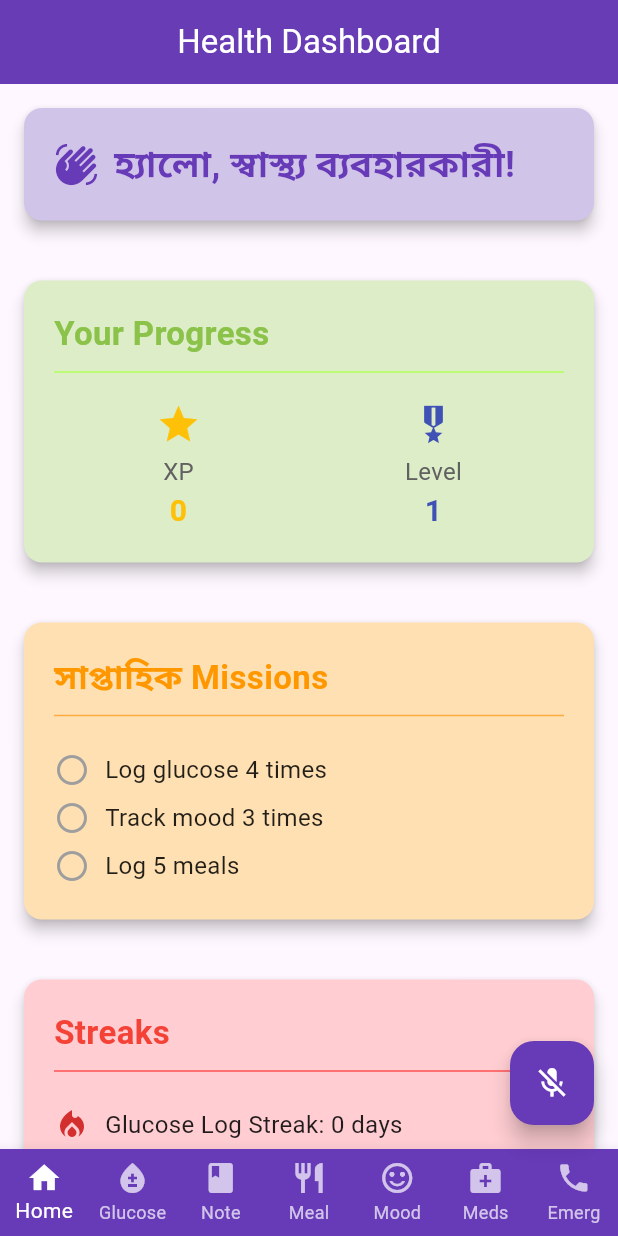
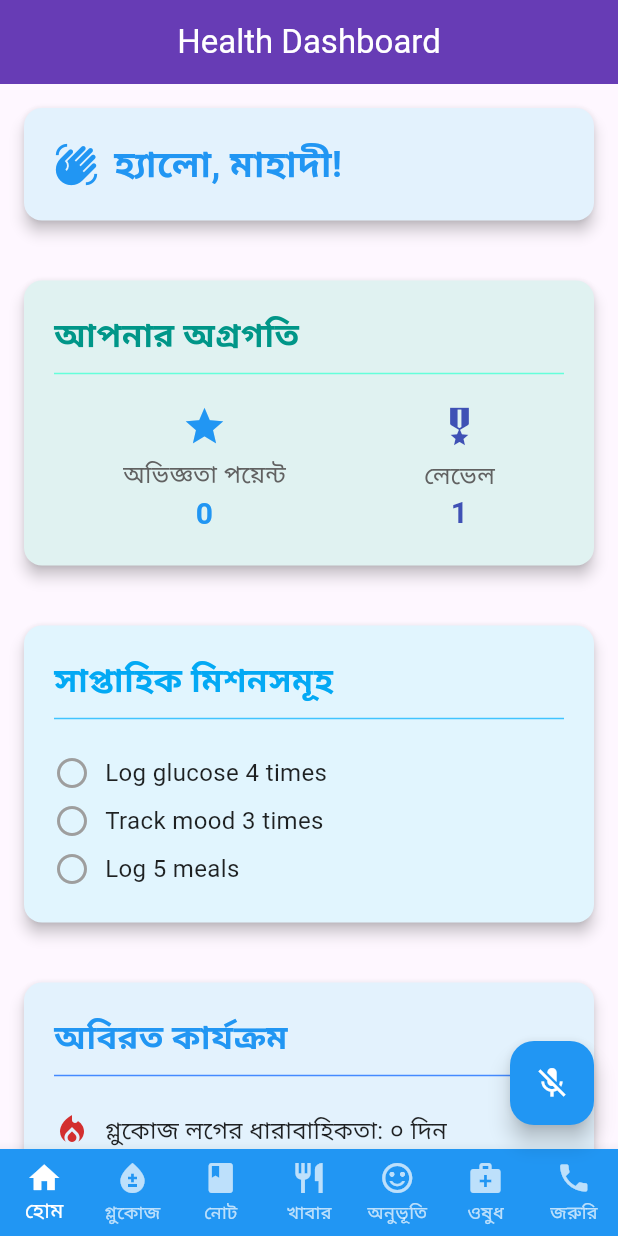
Before and after one commit to MahadiAhmed0/SugarVoice, a Flutter app: the screen it shows after launch, after a tap on "বাংলা", on a phone screen of 412 x 824 dp. Run offline on Flutter 3.47's test engine with Material 3 defaults, Android fonts, the phone set to English and light mode, and no system bars; our stand-ins replace firebase_auth, firebase_core, flutter_gemini, flutter_tts, shared_preferences, speech_to_text; missing offline and left inert: flutter_phone_direct_caller; accounts and stored records are empty.

Commit message:
updated color for bangla homePage

```diff
--- a/application_for_diabetic_patients/lib/BanglaUI/updated_Homepage_bangla.dart
+++ b/application_for_diabetic_patients/lib/BanglaUI/updated_Homepage_bangla.dart
@@ -305,25 +305,26 @@ class BanglaHomePageApp extends StatelessWidget {
       title: 'Health Dashboard',
       debugShowCheckedModeBanner: false, // Removes the debug banner
       theme: ThemeData(
-        primarySwatch: Colors.deepPurple, // Main theme color
+        primarySwatch: Colors.blue, // Changed to blue from deepPurple
         visualDensity: VisualDensity.adaptivePlatformDensity,
         appBarTheme: const AppBarTheme(
-          backgroundColor: Colors.deepPurple,
+          backgroundColor: Color(0xFF1976D2), // Darker blue
           foregroundColor: Colors.white,
           elevation: 4,
         ),
         cardTheme: CardThemeData(
-          // Using CardThemeData for theme definition
           elevation: 3,
           shape: RoundedRectangleBorder(
             borderRadius: BorderRadius.circular(12.0),
           ),
+          color: Colors.blue.shade50, // Set the card color to a light blue
         ),
       ),
       home: const HomePage(),
     );
   }
 }
+
 
 /// The HomePage screen displaying recent health records.
 class HomePage extends StatefulWidget {
@@ -337,7 +338,7 @@ class _HomePageState extends State<HomePage> {
   String _geminiResponse = "";
   Timer? _speechClearTimer;
   // Hardcoded username as requested
-  final String _username = "স্বাস্থ্য ব্যবহারকারী";
+  final String _username = "মাহাদী";
   final SpeechService _speechService = SpeechService();
   String _wordsSpoken = "";
   double _confidenceLevel = 0;
@@ -925,23 +926,23 @@ class _HomePageState extends State<HomePage> {
       child: Column(
         crossAxisAlignment: CrossAxisAlignment.start,
         children: <Widget>[
-          // Hello Username Section
+          // Hello Username Section - updated to blue
           Card(
             elevation: 4,
             margin: const EdgeInsets.only(bottom: 20),
-            color: Colors.deepPurple.shade100, // Light purple background for the greeting
+            color: Colors.blue.shade50, // Light blue background
             child: Padding(
               padding: const EdgeInsets.all(20.0),
               child: Row(
                 children: [
-                  const Icon(Icons.waving_hand, size: 30, color: Colors.deepPurple),
+                  const Icon(Icons.waving_hand, size: 30, color: Colors.blue),
                   const SizedBox(width: 10),
                   Text(
                     'হ্যালো, $_username!',
                     style: const TextStyle(
                       fontSize: 24,
                       fontWeight: FontWeight.bold,
-                      color: Colors.deepPurple,
+                      color: Colors.blue,
                     ),
                   ),
                 ],
@@ -971,14 +972,14 @@ class _HomePageState extends State<HomePage> {
           _recentMoodEntries.isEmpty
               ? _buildNoRecordsMessage('No mood entries in the last 3 days.')
               : ListView.builder(
-                  shrinkWrap: true, // Makes ListView only take up needed space
-                  physics: const NeverScrollableScrollPhysics(), // Disables ListView's own scrolling
+                  shrinkWrap: true,
+                  physics: const NeverScrollableScrollPhysics(),
                   itemCount: _recentMoodEntries.length,
                   itemBuilder: (context, index) {
                     final entry = _recentMoodEntries[index];
                     return Card(
                       margin: const EdgeInsets.symmetric(vertical: 8, horizontal: 4),
-                      color: Colors.blue.shade50, // Light blue for mood cards
+                      color: Colors.lightBlue.shade50,
                       child: Padding(
                         padding: const EdgeInsets.all(16.0),
                         child: Column(
@@ -987,7 +988,7 @@ class _HomePageState extends State<HomePage> {
                             Text(
                               'Mood: ${entry.mood}',
                               style: const TextStyle(
-                                  fontSize: 18, fontWeight: FontWeight.bold, color: Colors.blue),
+                                  fontSize: 18, fontWeight: FontWeight.bold, color: Colors.lightBlue),
                             ),
                             const SizedBox(height: 4),
                             Text(
@@ -1170,36 +1171,36 @@ class _HomePageState extends State<HomePage> {
 
   // New Widget: Gamification Summary
   Widget _buildGamificationSummary() {
-    return Card(
+    return  Card(
             elevation: 4,
             margin: const EdgeInsets.only(bottom: 20),
-      color: Colors.lightGreen.shade100,
+            color: Colors.teal.shade50, // Teal background
             child: Padding(
               padding: const EdgeInsets.all(20.0),
               child: Column(
                 crossAxisAlignment: CrossAxisAlignment.start,
                 children: [
                   const Text(
-              'Your Progress',
+                    'আপনার অগ্রগতি',
                     style: TextStyle(
                       fontSize: 22,
                       fontWeight: FontWeight.bold,
-                color: Colors.lightGreen,
-              ),
-            ),
-            const Divider(height: 20, thickness: 1, color: Colors.lightGreenAccent),
+                      color: Colors.teal,
+                    ),
+                  ),
+                  const Divider(height: 20, thickness: 1, color: Colors.tealAccent),
                   const SizedBox(height: 10),
                   Row(
                     mainAxisAlignment: MainAxisAlignment.spaceAround,
                     children: [
                       _buildProgressItem(
-                  'XP',
+                        'অভিজ্ঞতা পয়েন্ট',
                         _currentXP.toString(),
                         Icons.star,
-                  Colors.amber,
+                        Colors.blue, // Changed to blue
                       ),
                       _buildProgressItem(
-                  'Level',
+                        'লেভেল',
                         _currentLevel.toString(),
                         Icons.military_tech,
                         Colors.indigo,
@@ -1210,6 +1211,7 @@ class _HomePageState extends State<HomePage> {
               ),
             ),
           );
+
   }
 
   // Helper for progress items
@@ -1240,24 +1242,24 @@ class _HomePageState extends State<HomePage> {
     return Card(
             elevation: 4,
             margin: const EdgeInsets.only(bottom: 20),
-      color: Colors.orange.shade100,
+            color: Colors.lightBlue.shade50,
             child: Padding(
               padding: const EdgeInsets.all(20.0),
               child: Column(
                 crossAxisAlignment: CrossAxisAlignment.start,
                 children: [
                   const Text(
-              'সাপ্তাহিক Missions',
+                    'সাপ্তাহিক মিশনসমূহ',
                     style: TextStyle(
                       fontSize: 22,
                       fontWeight: FontWeight.bold,
-                color: Colors.orange,
-              ),
-            ),
-            const Divider(height: 20, thickness: 1, color: Colors.orangeAccent),
+                      color: Colors.lightBlue,
+                    ),
+                  ),
+                  const Divider(height: 20, thickness: 1, color: Colors.lightBlueAccent),
                   const SizedBox(height: 10),
                   if (_weeklyMissions.isEmpty)
-              _buildNoRecordsMessage('No weekly missions available.'),
+                    _buildNoRecordsMessage('কোনো সাপ্তাহিক মিশন উপলব্ধ নেই।'),
                   ListView.builder(
                     shrinkWrap: true,
                     physics: const NeverScrollableScrollPhysics(),
@@ -1300,25 +1302,25 @@ class _HomePageState extends State<HomePage> {
     return Card(
             elevation: 4,
             margin: const EdgeInsets.only(bottom: 20),
-      color: Colors.red.shade100,
+            color: Colors.blue.shade50,
             child: Padding(
               padding: const EdgeInsets.all(20.0),
               child: Column(
                 crossAxisAlignment: CrossAxisAlignment.start,
                 children: [
                   const Text(
-              'Streaks',
+                    'অবিরত কার্যক্রম',
                     style: TextStyle(
                       fontSize: 22,
                       fontWeight: FontWeight.bold,
-                color: Colors.red,
-              ),
-            ),
-            const Divider(height: 20, thickness: 1, color: Colors.redAccent),
+                      color: Colors.blue,
+                    ),
+                  ),
+                  const Divider(height: 20, thickness: 1, color: Colors.blueAccent),
                   const SizedBox(height: 10),
-            _buildStreakItem('Glucose Log Streak', _glucoseStreak),
-            _buildStreakItem('Mood Track Streak', _moodStreak),
-            _buildStreakItem('Meal Log Streak', _mealStreak),
+                  _buildStreakItem('গ্লুকোজ লগের ধারাবাহিকতা', _glucoseStreak),
+                  _buildStreakItem('মনের অবস্থার ট্র্যাকিং ধারাবাহিকতা', _moodStreak),
+                  _buildStreakItem('খাবার লগের ধারাবাহিকতা', _mealStreak),
                 ],
               ),
             ),
@@ -1327,6 +1329,15 @@ class _HomePageState extends State<HomePage> {
 
   // Helper for streak items
  Widget _buildStreakItem(String label, int streak) {
+  String _convertToBanglaDigits(int number) {
+    const banglaDigits = ['০', '১', '২', '৩', '৪', '৫', '৬', '৭', '৮', '৯'];
+    return number
+        .toString()
+        .split('')
+        .map((e) => banglaDigits[int.parse(e)])
+        .join();
+  }
+
   return Padding(
     padding: const EdgeInsets.symmetric(vertical: 4.0),
     child: Row(
@@ -1334,27 +1345,28 @@ class _HomePageState extends State<HomePage> {
         Icon(Icons.local_fire_department, color: Colors.red.shade700),
         const SizedBox(width: 10),
         Text(
-            '$label: $streak days',
+          '$label: ${_convertToBanglaDigits(streak)} দিন',
           style: const TextStyle(fontSize: 16, color: Colors.black87),
         ),
       ],
     ),
   );
 }
+
 
   // New Widget: Achievements
   Widget _buildAchievements() {
     return Card(
             elevation: 4,
             margin: const EdgeInsets.only(bottom: 20),
-      color: Colors.cyan.shade100,
+            color: Colors.cyan.shade50,
             child: Padding(
               padding: const EdgeInsets.all(20.0),
               child: Column(
                 crossAxisAlignment: CrossAxisAlignment.start,
                 children: [
                   const Text(
-              'Achievements',
+                    'অর্জনসমূহ',
                     style: TextStyle(
                       fontSize: 22,
                       fontWeight: FontWeight.bold,
@@ -1364,7 +1376,7 @@ class _HomePageState extends State<HomePage> {
                   const Divider(height: 20, thickness: 1, color: Colors.cyanAccent),
                   const SizedBox(height: 10),
                   if (_unlockedAchievements.isEmpty)
-              _buildNoRecordsMessage('No achievements unlocked yet.'),
+                    _buildNoRecordsMessage('এখনো কোনো অর্জন আনলক করা হয়নি।'),
                   ListView.builder(
                     shrinkWrap: true,
                     physics: const NeverScrollableScrollPhysics(),
@@ -1489,8 +1501,8 @@ class _HomePageState extends State<HomePage> {
         ],
       ),
       bottomNavigationBar: BottomNavigationBar(
-        type: BottomNavigationBarType.fixed, // Ensure all items are visible
-        backgroundColor: Colors.deepPurple,
+            type: BottomNavigationBarType.fixed,
+            backgroundColor: Colors.blue, // Changed to blue
             selectedItemColor: Colors.white,
             unselectedItemColor: Colors.white70,
             currentIndex: _selectedIndex,
@@ -1498,35 +1510,33 @@ class _HomePageState extends State<HomePage> {
             items: const <BottomNavigationBarItem>[
               BottomNavigationBarItem(
                 icon: Icon(Icons.home),
-            label: 'Home',
+                label: 'হোম',
               ),
               BottomNavigationBarItem(
                 icon: Icon(Icons.bloodtype),
-            label: 'Glucose',
+                label: 'গ্লুকোজ',
               ),
               BottomNavigationBarItem(
                 icon: Icon(Icons.book),
-            label: 'Note',
+                label: 'নোট',
               ),
               BottomNavigationBarItem(
                 icon: Icon(Icons.restaurant),
-            label: 'Meal',
+                label: 'খাবার',
               ),
               BottomNavigationBarItem(
                 icon: Icon(Icons.sentiment_satisfied_alt),
-            label: 'Mood',
+                label: 'অনুভূতি',
               ),
               BottomNavigationBarItem(
-            // Added Medicine Tracker icon
                 icon: Icon(Icons.medical_services),
-            label: 'Meds',
+                label: 'ওষুধ',
               ),
               BottomNavigationBarItem(
                 icon: Icon(Icons.phone),
-            label: 'Emerg',
+                label: 'জরুরি',
               )
             ],
-
           ),
           floatingActionButton: FloatingActionButton(
             onPressed: _speechService.speechToText.isListening ? _stopListening : _startListening,
@@ -1538,10 +1548,12 @@ class _HomePageState extends State<HomePage> {
             backgroundColor: _isListeningForMedico
                 ? Colors.green
                 : (_speechService.speechToText.isListening
-                ? Colors.deepPurple
-                : Colors.deepPurple),
-      ),
-    );
+                    ? Colors.blue // Changed to blue
+                    : Colors.blue), // Changed to blue
+          ),
+
+      );
+
   }
 
   // Helper widget to build consistent section titles
@@ -1554,10 +1566,10 @@ class _HomePageState extends State<HomePage> {
           style: const TextStyle(
             fontSize: 22,
             fontWeight: FontWeight.bold,
-            color: Colors.deepPurple,
-          ),
-        ),
-        const Divider(height: 20, thickness: 1, color: Colors.deepPurpleAccent),
+            color: Colors.blue, // Changed to blue
+          ),
+        ),
+        const Divider(height: 20, thickness: 1, color: Colors.blueAccent), // Changed to blue
         const SizedBox(height: 10),
       ],
     );
--- a/application_for_diabetic_patients/lib/BanglaUI/updated_challenge_tracker_bangla.dart
+++ b/application_for_diabetic_patients/lib/BanglaUI/updated_challenge_tracker_bangla.dart
@@ -6,12 +6,12 @@ class ChallengeTracker {
   static const _completedChallengesKey = 'completed_challenges';
 
   // Example challenges (can be loaded dynamically or defined here)
-  static const List<String> _predefinedChallenges = [
-    'Log glucose 7 days in a row',
-    'Track mood 5 different times in a week',
-    'Log 10 meals in a week',
-    'Take all scheduled medicines for 3 days',
-  ];
+ static const List<String> _predefinedChallenges = [
+  '৭ দিন পরপর গ্লুকোজ লগ করুন',
+  'এক সপ্তাহে ৫ বার মনের অবস্থা ট্র্যাক করুন',
+  'এক সপ্তাহে ১০টি খাবারের লগ রাখুন',
+  '৩ দিন নিয়মিত সব ওষুধ গ্রহণ করুন',
+];
 
   /// Activates a set of challenges.
   /// In a real app, this might involve more complex logic, e.g., daily/weekly challenges.
@@ -64,7 +64,7 @@ class ChallengeTracker {
       await prefs.setStringList(_completedChallengesKey, completedChallenges);
       await prefs.remove('challenge_progress_$challengeName'); // Clear progress
 
-      _speak("চ্যালেঞ্জ সম্পন্ন: $challengeName! দুর্দান্ত কাজ!");
+      _speak("আপনি চ্যালেঞ্জটি সম্পন্ন করেছেন: $challengeName! অসাধারণ কাজ করেছেন!");
     }
   }
 
@@ -81,7 +81,9 @@ class ChallengeTracker {
       (await SharedPreferences.getInstance()).getInt('challenge_progress_$challengeName') ?? 0;
 
   static void _speak(String text) async {
-    final tts = FlutterTts();
-    await tts.speak(text);
-  }
+  final tts = FlutterTts();
+  await tts.setLanguage("bn-BD"); // বাংলা ভাষা সেট করুন
+  await tts.setPitch(1.0);
+  await tts.speak(text);
 }
+}
```
Lines whose indentation alone changed are shown as unchanged.
